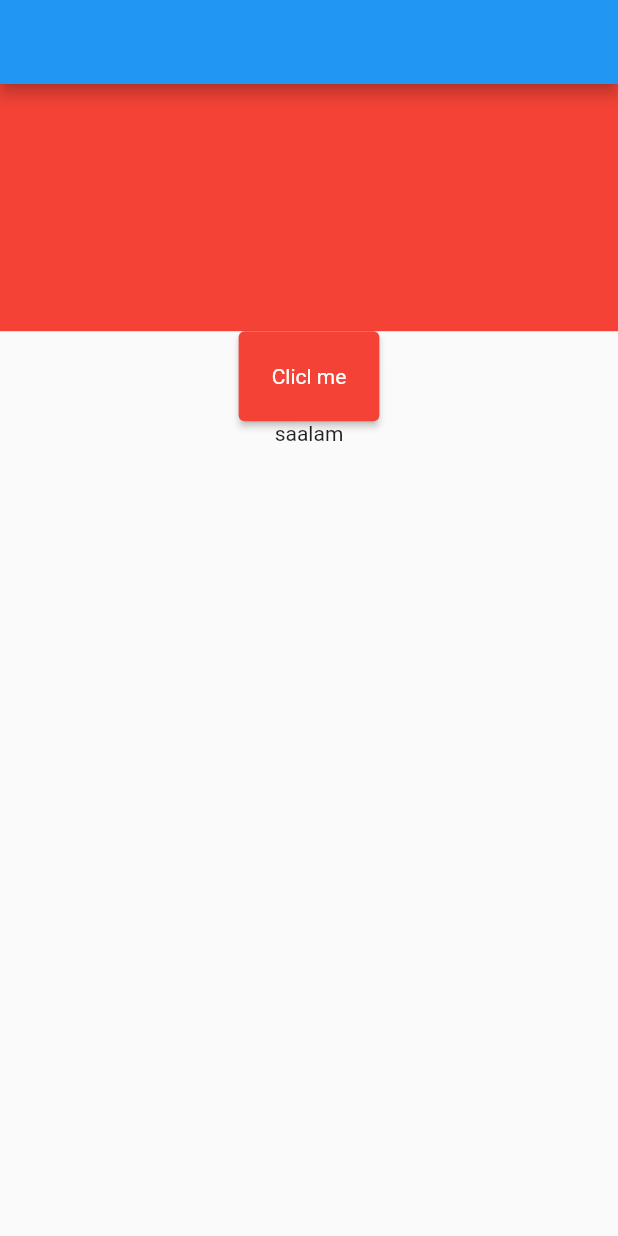
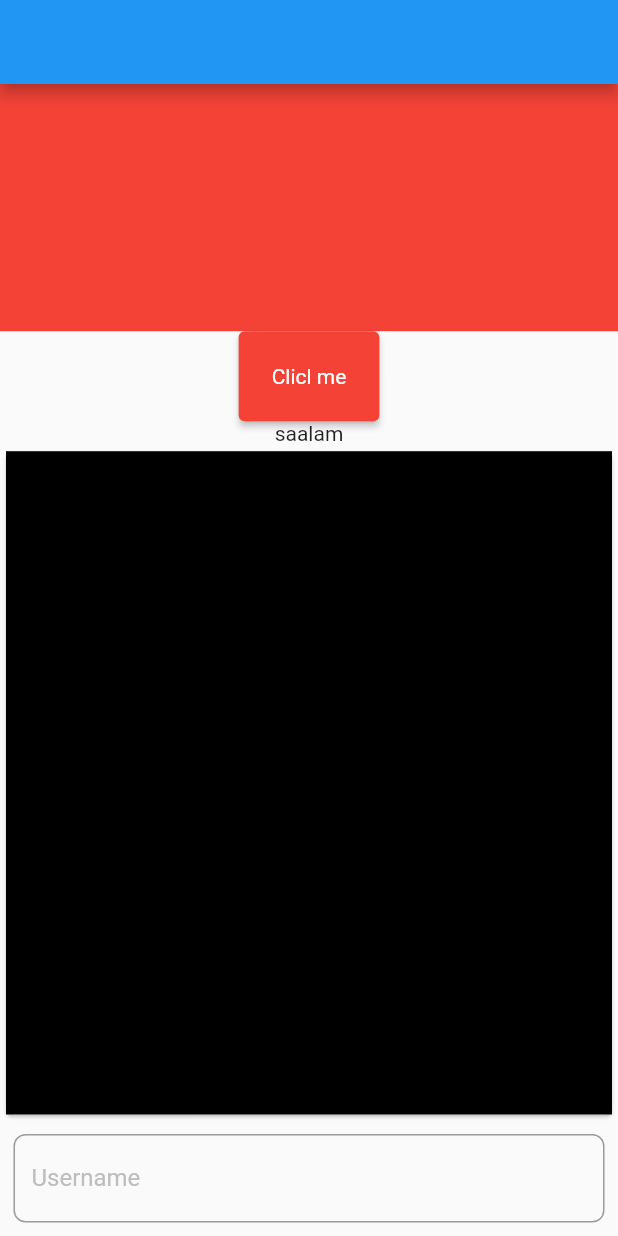
Before and after one commit to mahdinaghikhanii/School_Management, a Flutter app: the screen it shows after launch, on a phone screen of 412 x 824 dp. Run offline on Flutter 3.47's test engine with Material 2 defaults, Android fonts, the phone set to English and light mode, and no system bars.

Commit message:
add TextfromFiled Widgets

```diff
--- a/lib/main.dart
+++ b/lib/main.dart
@@ -37,7 +37,15 @@ class HomeViews extends StatelessWidget {
             onTap: () {},
             padding: const EdgeInsets.all(22),
           ),
-          "saalam".toLabel()
+          "saalam".toLabel(),
+          Container(
+            color: Colors.black,
+          ).card.expanded,
+          Edit(
+              hint: "Username",
+              autoFocus: false,
+              password: true,
+              onChange: (val) => print(val)).padding9
         ],
       )),
     );
--- a/lib/module/widgets.dart
+++ b/lib/module/widgets.dart
@@ -64,3 +64,33 @@ class Label extends StatelessWidget {
             fontWeight: bold ? FontWeight.bold : FontWeight.normal));
   }
 }
+
+class Edit extends StatelessWidget {
+  final String hint;
+  final Function(String)? onChange;
+  final bool autoFocus;
+  final TextEditingController? controller;
+  final bool password;
+
+  const Edit(
+      {required this.hint,
+      required this.autoFocus,
+      required this.password,
+      this.controller,
+      this.onChange,
+      Key? key})
+      : super(key: key);
+
+  @override
+  Widget build(BuildContext context) {
+    return TextFormField(
+        controller: controller,
+        onChanged: onChange,
+        decoration: InputDecoration(
+            border: OutlineInputBorder(
+                borderRadius: BorderRadius.circular(8), gapPadding: 20),
+            labelText: hint,
+            labelStyle: TextStyle(color: Colors.grey.shade400, fontSize: 16)),
+        obscureText: password);
+  }
+}
```
Also changed, not shown: lib/module/estension.dart (+24 -1 lines).
